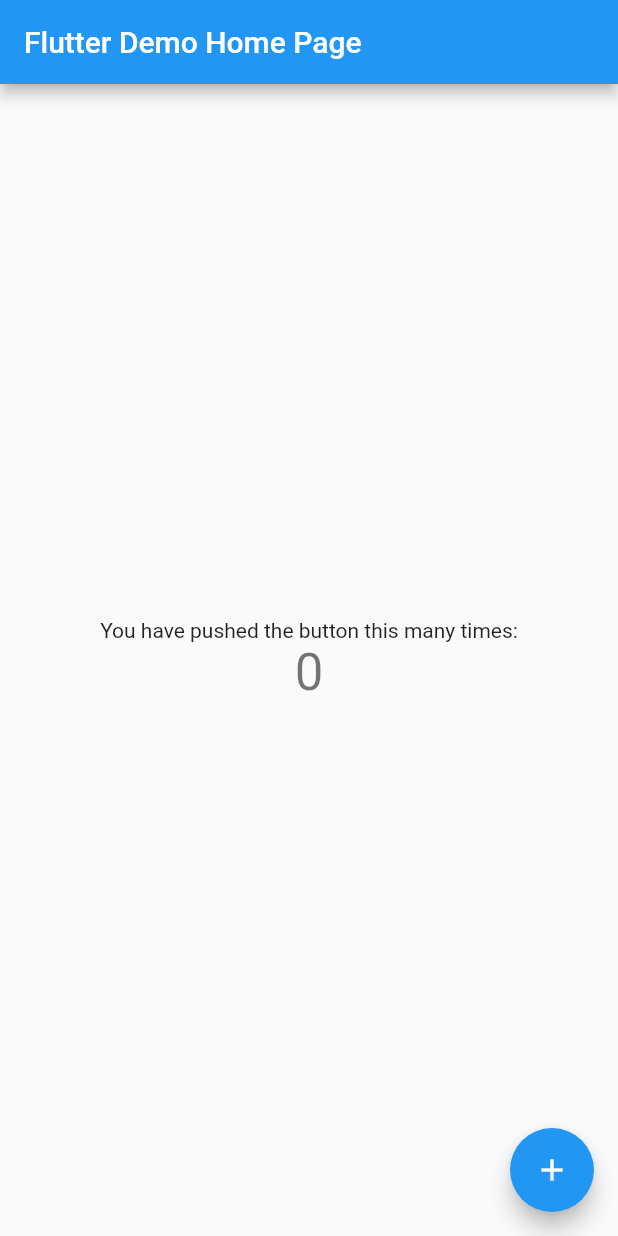
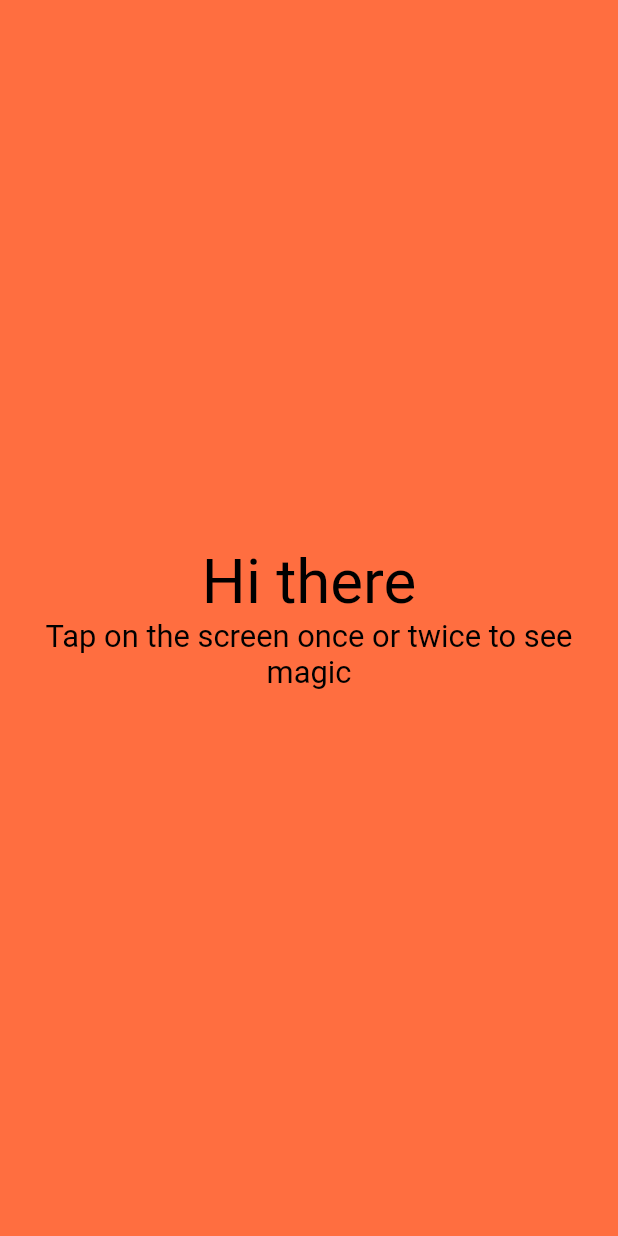
Before and after one commit to valeriiaradzivilo/solid_test_task, a Flutter app: the screen it shows after launch, on a phone screen of 412 x 824 dp. Run offline on Flutter 3.47's test engine with Material 2 defaults, Android fonts, the phone set to English and light mode, and no system bars; our stand-ins replace sizer.

Commit message:
No issues found! ✔ no unused files found!

```diff
--- a/lib/main.dart
+++ b/lib/main.dart
@@ -1,115 +1,31 @@
 import 'package:flutter/material.dart';
-
+import 'package:sizer/sizer.dart';
+import 'package:solid_test_task/pages/solid_task.dart';
+/// The main function runs the application.
 void main() {
-  runApp(const MyApp());
+  runApp(const Main());
 }
-
-class MyApp extends StatelessWidget {
-  const MyApp({super.key});
+/// The `Main` class is the root of the application.
+class Main extends StatelessWidget {
+  /// The key for this widget.
+  const Main({super.key});
 
   // This widget is the root of your application.
   @override
   Widget build(BuildContext context) {
-    return MaterialApp(
-      title: 'Flutter Demo',
-      theme: ThemeData(
-        // This is the theme of your application.
-        //
-        // Try running your application with "flutter run". You'll see the
-        // application has a blue toolbar. Then, without quitting the app, try
-        // changing the primarySwatch below to Colors.green and then invoke
-        // "hot reload" (press "r" in the console where you ran "flutter run",
-        // or simply save your changes to "hot reload" in a Flutter IDE).
-        // Notice that the counter didn't reset back to zero; the application
-        // is not restarted.
-        primarySwatch: Colors.blue,
-      ),
-      home: const MyHomePage(title: 'Flutter Demo Home Page'),
+    /// Builder function for the `Sizer` widget. To use screen size as value.
+    return Sizer(
+      builder: (context, orientation, deviceType) {
+        return MaterialApp(
+          debugShowCheckedModeBanner: false,
+          title: 'Solid Test Task',
+          theme: ThemeData(
+            primarySwatch: Colors.deepPurple,
+          ),
+          /// The home page of the application.
+          home: const SolidTask(),
+        );
+      },
     );
   }
 }
-
-class MyHomePage extends StatefulWidget {
-  const MyHomePage({super.key, required this.title});
-
-  // This widget is the home page of your application. It is stateful, meaning
-  // that it has a State object (defined below) that contains fields that affect
-  // how it looks.
-
-  // This class is the configuration for the state. It holds the values (in this
-  // case the title) provided by the parent (in this case the App widget) and
-  // used by the build method of the State. Fields in a Widget subclass are
-  // always marked "final".
-
-  final String title;
-
-  @override
-  State<MyHomePage> createState() => _MyHomePageState();
-}
-
-class _MyHomePageState extends State<MyHomePage> {
-  int _counter = 0;
-
-  void _incrementCounter() {
-    setState(() {
-      // This call to setState tells the Flutter framework that something has
-      // changed in this State, which causes it to rerun the build method below
-      // so that the display can reflect the updated values. If we changed
-      // _counter without calling setState(), then the build method would not be
-      // called again, and so nothing would appear to happen.
-      _counter++;
-    });
-  }
-
-  @override
-  Widget build(BuildContext context) {
-    // This method is rerun every time setState is called, for instance as done
-    // by the _incrementCounter method above.
-    //
-    // The Flutter framework has been optimized to make rerunning build methods
-    // fast, so that you can just rebuild anything that needs updating rather
-    // than having to individually change instances of widgets.
-    return Scaffold(
-      appBar: AppBar(
-        // Here we take the value from the MyHomePage object that was created by
-        // the App.build method, and use it to set our appbar title.
-        title: Text(widget.title),
-      ),
-      body: Center(
-        // Center is a layout widget. It takes a single child and positions it
-        // in the middle of the parent.
-        child: Column(
-          // Column is also a layout widget. It takes a list of children and
-          // arranges them vertically. By default, it sizes itself to fit its
-          // children horizontally, and tries to be as tall as its parent.
-          //
-          // Invoke "debug painting" (press "p" in the console, choose the
-          // "Toggle Debug Paint" action from the Flutter Inspector in Android
-          // Studio, or the "Toggle Debug Paint" command in Visual Studio Code)
-          // to see the wireframe for each widget.
-          //
-          // Column has various properties to control how it sizes itself and
-          // how it positions its children. Here we use mainAxisAlignment to
-          // center the children vertically; the main axis here is the vertical
-          // axis because Columns are vertical (the cross axis would be
-          // horizontal).
-          mainAxisAlignment: MainAxisAlignment.center,
-          children: <Widget>[
-            const Text(
-              'You have pushed the button this many times:',
-            ),
-            Text(
-              '$_counter',
-              style: Theme.of(context).textTheme.headlineMedium,
-            ),
-          ],
-        ),
-      ),
-      floatingActionButton: FloatingActionButton(
-        onPressed: _incrementCounter,
-        tooltip: 'Increment',
-        child: const Icon(Icons.add),
-      ), // This trailing comma makes auto-formatting nicer for build methods.
-    );
-  }
-}
--- /dev/null
+++ b/lib/pages/solid_task.dart
@@ -0,0 +1,121 @@
+import 'dart:math';
+import 'package:flutter/material.dart';
+import 'package:sizer/sizer.dart';
+
+/// [SolidTask] is a `StatefulWidget` that displays a random color
+/// background and a "Hi there" text in the center. The text color
+/// changes based on the brightness of the background color. The user
+/// can tap anywhere on the screen to generate a new random background color.
+class SolidTask extends StatefulWidget {
+  /// Creates a new instance of [SolidTask].
+  const SolidTask({super.key});
+
+  @override
+  State<SolidTask> createState() => _SolidTaskState();
+}
+
+class _SolidTaskState extends State<SolidTask> {
+  /// size for big font in the app
+  double fontSizeBig = 10.w;
+  /// size for regular font in the app
+  double fontSizeRegular = 5.w;
+  /// max possible value for any color
+  int maxAmountColor = 255;
+
+  /// background color that will be changed
+  Color colorBackground = Colors.deepOrangeAccent;
+  /// text color changed depending on the brightness of color
+  Color textColor = Colors.black;
+
+  ///make random value for RGB
+  List<int> makeColor() {
+    /// call for random to generate values
+    final Random random = Random();
+    final List<int> colors=[
+      random.nextInt(maxAmountColor),
+      random.nextInt(maxAmountColor),
+      random.nextInt(maxAmountColor),
+    ];
+
+    return colors;
+  }
+
+  /// function to generate random background color
+  void generateRandomBack() {
+    setState(() {
+      final List<int> colorValue = makeColor();
+      /// setting random color
+      colorBackground = Color.fromRGBO(
+        colorValue.first,
+        colorValue.elementAt(1),
+        colorValue.last,
+        1,
+      );
+      /// setting color of text depending on brightness
+      ThemeData.estimateBrightnessForColor(colorBackground) == Brightness.dark
+          ? textColor = Colors.white
+          : textColor = Colors.black;
+    });
+  }
+
+  ///function to generate random text color
+  void generateRandomText()
+  {
+    setState(() {
+      final List<int> colorValue = makeColor();
+      textColor= Color.fromRGBO(
+        colorValue.first,
+        colorValue.elementAt(1),
+        colorValue.last,
+        1,
+      );
+    });
+  }
+
+
+  /// init state launches with app
+  @override
+  void initState() {
+    super.initState();
+  }
+
+  @override
+  Widget build(BuildContext context) {
+    /// gesture detector catches if you press on any point of the screen.
+    return GestureDetector(
+      onTap: generateRandomBack,
+      onDoubleTap: generateRandomText,
+      child: Scaffold(
+        backgroundColor: colorBackground,
+        appBar: null,
+        body: Center(
+          child: Padding(
+            padding: const EdgeInsets.all(20.0),
+            child: Column(
+              crossAxisAlignment: CrossAxisAlignment.center,
+              mainAxisAlignment: MainAxisAlignment.center,
+              children: [
+                Text(
+                  "Hi there",
+                  style: TextStyle(
+                    color: textColor,
+                    fontSize: fontSizeBig,
+                  ),
+                  textAlign: TextAlign.center,
+                ),
+                Text(
+                  "Tap on the screen once or twice to see magic",
+                  style: TextStyle(
+                    color: textColor,
+                    fontSize: fontSizeRegular,
+                  ),
+                  textAlign: TextAlign.center,
+                ),
+              ],
+            ),
+          ),
+        ),
+      ),
+    );
+  }
+}
```
Also changed, not shown: pubspec.yaml (+9 -74 lines), pubspec.lock, 1 other file.
